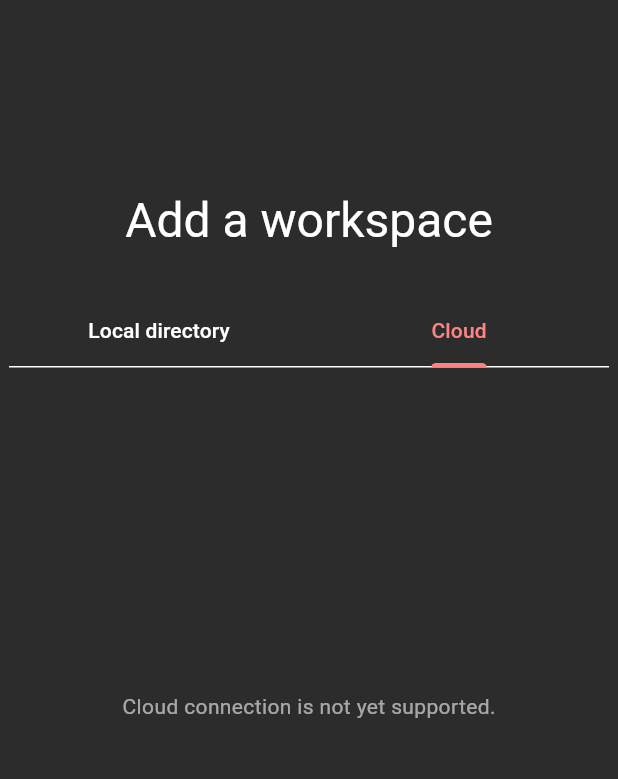
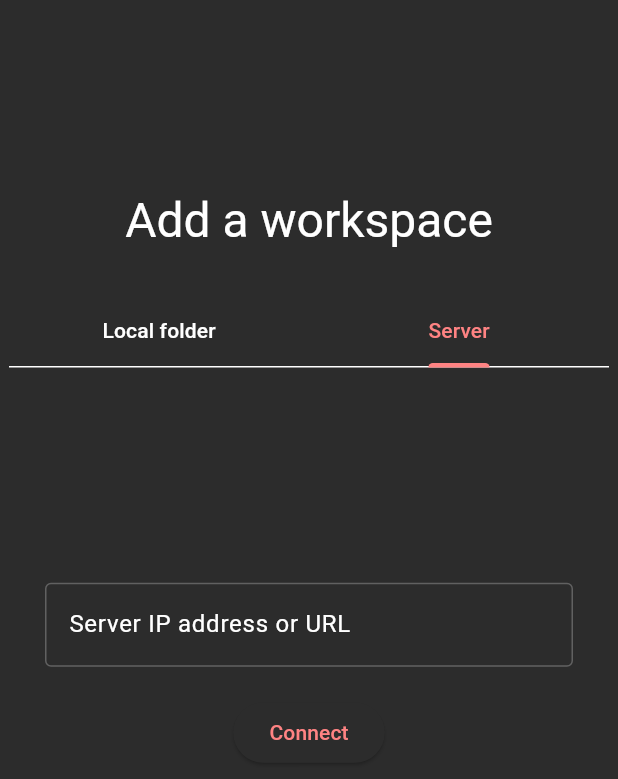
Before and after one commit to maartenverheul/fibbelous, a Flutter app: the screen it shows after launch, tab 2 chosen, on a phone screen of 412 x 824 dp. Shown: the top 779 px of the screen. Run offline on Flutter 3.47's test engine with Material 3 defaults, Android fonts, the phone set to English and light mode, and no system bars; our stand-ins replace file_picker, get_it, go_router, injectable, shared_preferences, theme_provider; missing offline and left inert: multi_split_view.

Commit message:
Add hello call to server

```diff
--- a/client/lib/main.dart
+++ b/client/lib/main.dart
@@ -1,10 +1,12 @@
 import 'package:client/app.dart';
+import 'package:client/globals.dart';
 import 'package:client/providers/workspace_provider.dart';
+import 'package:client/services/connection_service.dart';
 import 'package:flutter/material.dart';
 import 'package:provider/provider.dart';
 
 Future<void> main() async {
-  // getIt.registerSingleton<AnyService>(AnyService());
+  getIt.registerSingleton<ConnectionService>(ConnectionService());
 
   var workspaceProvider = WorkspaceProvider();
   // await workspaceProvider.init();
--- /dev/null
+++ b/client/lib/services/connection_service.dart
@@ -0,0 +1,26 @@
+import 'package:injectable/injectable.dart';
+import 'package:http/http.dart' as http;
+
+@injectable
+class ConnectionService {
+  String _formatUrl(String address) {
+    if (address.startsWith("//")) {
+      address = "https:$address";
+    } else if (!address.startsWith("http")) {
+      address = "https://$address";
+    }
+    return address;
+  }
+
+  Future<(bool, String?)> testConnection(String address) async {
+    address = _formatUrl(address);
+    final url = Uri.parse('$address/api/hello');
+    print("Testing connection to $url");
+    try {
+      final response = await http.get(url).timeout(const Duration(seconds: 3));
+      return (response.statusCode == 200, address);
+    } catch (_) {
+      return (false, address);
+    }
+  }
+}
--- a/client/lib/views/open_workspace_view.dart
+++ b/client/lib/views/open_workspace_view.dart
@@ -1,5 +1,8 @@
+import 'package:client/globals.dart';
+import 'package:client/services/connection_service.dart';
 import 'package:file_picker/file_picker.dart';
 import 'package:flutter/material.dart';
+import 'package:go_router/go_router.dart';
 
 class OpenWorkspaceView extends StatefulWidget {
   const OpenWorkspaceView({super.key});
@@ -10,12 +13,44 @@ class OpenWorkspaceView extends StatefulWidget {
 
 class _OpenWorkspaceViewState extends State<OpenWorkspaceView> {
   String? errorMessage;
+  final TextEditingController _ipController = TextEditingController();
+  final ConnectionService _connectionService = getIt.get<ConnectionService>();
+
+  @override
+  void dispose() {
+    _ipController.dispose();
+    super.dispose();
+  }
 
   @override
   Widget build(BuildContext context) {
     Future<void> tryOpenWorkspace() async {
       var targetDirectory = await FilePicker.platform.getDirectoryPath();
       if (targetDirectory == null) return;
+    }
+
+    void submitIp() async {
+      setState(() {
+        errorMessage = "";
+      });
+      final address = _ipController.text.trim();
+      var result = await _connectionService.testConnection(address);
+      if (!result.$1) {
+        print("Connection failed: ${result.$2}");
+        setState(() {
+          errorMessage = result.$1 ? null : "No server found at ${result.$2}";
+        });
+      } else {
+        print("Connection successful to ${result.$2}");
+        if (context.mounted) {
+          context.goNamed(
+            "existingWorkspace",
+            pathParameters: {
+              "workspaceIndex": "1",
+            },
+          );
+        }
+      }
     }
 
     return Scaffold(
@@ -39,13 +74,14 @@ class _OpenWorkspaceViewState extends State<OpenWorkspaceView> {
                   children: [
                     const TabBar(
                       tabs: [
-                        Tab(text: "Local directory"),
-                        Tab(text: "Cloud"),
+                        Tab(text: "Local folder"),
+                        Tab(text: "Server"),
                       ],
                     ),
                     Expanded(
                       child: TabBarView(
                         children: [
+                          // Local folder tab
                           Column(
                             children: [
                               const SizedBox(height: 20),
@@ -62,15 +98,35 @@ class _OpenWorkspaceViewState extends State<OpenWorkspaceView> {
                               ),
                             ],
                           ),
-                          Center(
-                            child: Text(
-                              "Cloud connection is not yet supported.",
-                              style: TextStyle(
-                                color: Theme.of(context)
-                                    .colorScheme
-                                    .onSurface
-                                    .withAlpha(150),
-                              ),
+
+                          // Server tab
+                          Padding(
+                            padding:
+                                const EdgeInsets.symmetric(horizontal: 24.0),
+                            child: Column(
+                              mainAxisAlignment: MainAxisAlignment.center,
+                              children: [
+                                TextField(
+                                  controller: _ipController,
+                                  decoration: const InputDecoration(
+                                    labelText: "Server IP address or URL",
+                                    border: OutlineInputBorder(),
+                                  ),
+                                  keyboardType: TextInputType.url,
+                                ),
+                                const SizedBox(height: 20),
+                                ElevatedButton(
+                                  onPressed: submitIp,
+                                  child: const Text("Connect"),
+                                ),
+                                const SizedBox(height: 20),
+                                Text(
+                                  errorMessage ?? "",
+                                  style: TextStyle(
+                                    color: Theme.of(context).colorScheme.error,
+                                  ),
+                                ),
+                              ],
                             ),
                           ),
                         ],
--- a/client/pubspec.yaml
+++ b/client/pubspec.yaml
@@ -23,6 +23,7 @@ dependencies:
   collection: ^1.18.0
   go_router: ^14.2.7
   file_picker: ^8.1.2
+  http: ^1.5.0
 
 dev_dependencies:
   flutter_test:
```
Also changed, not shown: client/pubspec.lock, 1 other file.
